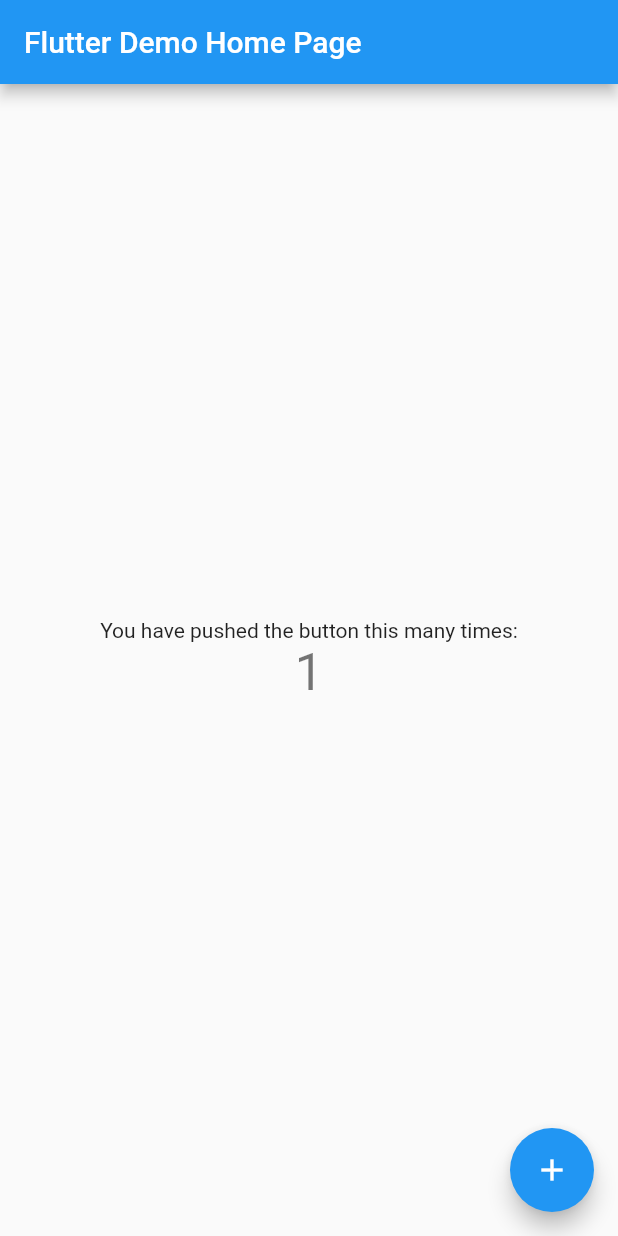
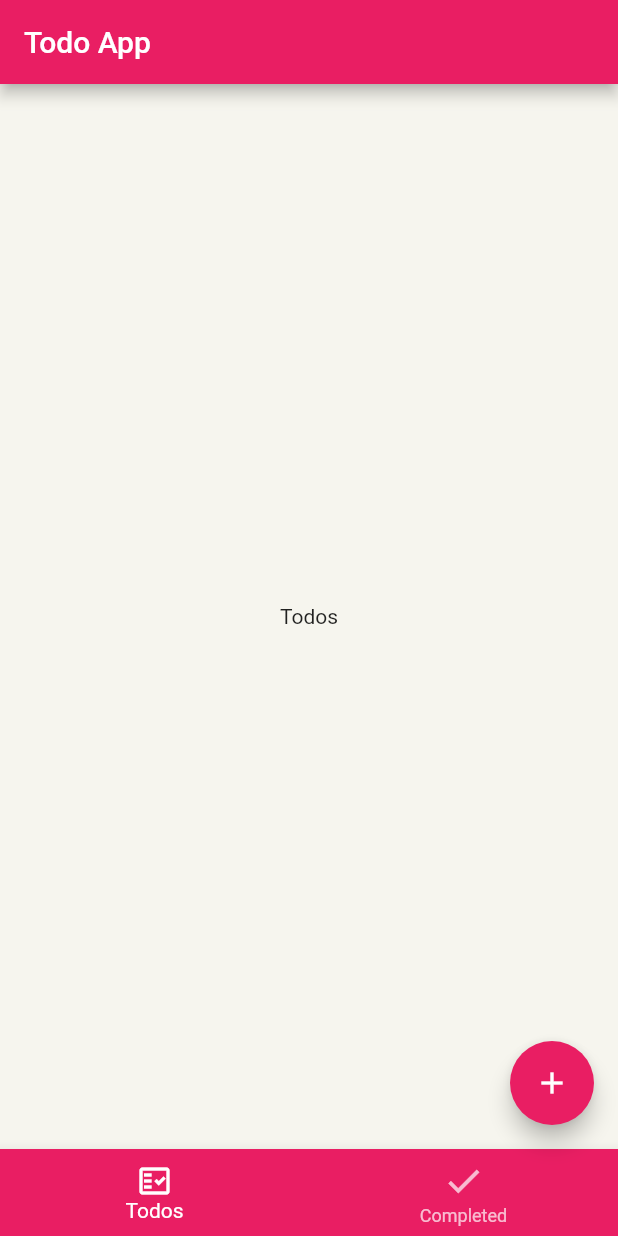
Before and after one commit to manishankarvakta/flutter_crud, a Flutter app: the screen it shows after launch, after a tap on the "add" icon, on a phone screen of 412 x 824 dp. Run offline on Flutter 3.47's test engine with Material 2 defaults, Android fonts, the phone set to English and light mode, and no system bars.

Commit message:
home page ui

```diff
--- a/lib/main.dart
+++ b/lib/main.dart
@@ -1,115 +1,24 @@
 import 'package:flutter/material.dart';
+import 'package:flutter_crud/page/home_page.dart';
 
 void main() {
-  runApp(const MyApp());
+  runApp(MyApp());
 }
 
 class MyApp extends StatelessWidget {
-  const MyApp({Key? key}) : super(key: key);
+  static final String title = 'Todo App';
 
   // This widget is the root of your application.
   @override
   Widget build(BuildContext context) {
     return MaterialApp(
+      debugShowCheckedModeBanner: false,
       title: 'Flutter Demo',
       theme: ThemeData(
-        // This is the theme of your application.
-        //
-        // Try running your application with "flutter run". You'll see the
-        // application has a blue toolbar. Then, without quitting the app, try
-        // changing the primarySwatch below to Colors.green and then invoke
-        // "hot reload" (press "r" in the console where you ran "flutter run",
-        // or simply save your changes to "hot reload" in a Flutter IDE).
-        // Notice that the counter didn't reset back to zero; the application
-        // is not restarted.
-        primarySwatch: Colors.blue,
+        primarySwatch: Colors.pink,
+        scaffoldBackgroundColor: Color(0xFFf6f5ee),
       ),
-      home: const MyHomePage(title: 'Flutter Demo Home Page'),
+      home: HomePage(),
     );
   }
 }
-
-class MyHomePage extends StatefulWidget {
-  const MyHomePage({Key? key, required this.title}) : super(key: key);
-
-  // This widget is the home page of your application. It is stateful, meaning
-  // that it has a State object (defined below) that contains fields that affect
-  // how it looks.
-
-  // This class is the configuration for the state. It holds the values (in this
-  // case the title) provided by the parent (in this case the App widget) and
-  // used by the build method of the State. Fields in a Widget subclass are
-  // always marked "final".
-
-  final String title;
-
-  @override
-  State<MyHomePage> createState() => _MyHomePageState();
-}
-
-class _MyHomePageState extends State<MyHomePage> {
-  int _counter = 0;
-
-  void _incrementCounter() {
-    setState(() {
-      // This call to setState tells the Flutter framework that something has
-      // changed in this State, which causes it to rerun the build method below
-      // so that the display can reflect the updated values. If we changed
-      // _counter without calling setState(), then the build method would not be
-      // called again, and so nothing would appear to happen.
-      _counter++;
-    });
-  }
-
-  @override
-  Widget build(BuildContext context) {
-    // This method is rerun every time setState is called, for instance as done
-    // by the _incrementCounter method above.
-    //
-    // The Flutter framework has been optimized to make rerunning build methods
-    // fast, so that you can just rebuild anything that needs updating rather
-    // than having to individually change instances of widgets.
-    return Scaffold(
-      appBar: AppBar(
-        // Here we take the value from the MyHomePage object that was created by
-        // the App.build method, and use it to set our appbar title.
-        title: Text(widget.title),
-      ),
-      body: Center(
-        // Center is a layout widget. It takes a single child and positions it
-        // in the middle of the parent.
-        child: Column(
-          // Column is also a layout widget. It takes a list of children and
-          // arranges them vertically. By default, it sizes itself to fit its
-          // children horizontally, and tries to be as tall as its parent.
-          //
-          // Invoke "debug painting" (press "p" in the console, choose the
-          // "Toggle Debug Paint" action from the Flutter Inspector in Android
-          // Studio, or the "Toggle Debug Paint" command in Visual Studio Code)
-          // to see the wireframe for each widget.
-          //
-          // Column has various properties to control how it sizes itself and
-          // how it positions its children. Here we use mainAxisAlignment to
-          // center the children vertically; the main axis here is the vertical
-          // axis because Columns are vertical (the cross axis would be
-          // horizontal).
-          mainAxisAlignment: MainAxisAlignment.center,
-          children: <Widget>[
-            const Text(
-              'You have pushed the button this many times:',
-            ),
-            Text(
-              '$_counter',
-              style: Theme.of(context).textTheme.headline4,
-            ),
-          ],
-        ),
-      ),
-      floatingActionButton: FloatingActionButton(
-        onPressed: _incrementCounter,
-        tooltip: 'Increment',
-        child: const Icon(Icons.add),
-      ), // This trailing comma makes auto-formatting nicer for build methods.
-    );
-  }
-}
--- /dev/null
+++ b/lib/page/home_page.dart
@@ -0,0 +1,58 @@
+import 'package:flutter/material.dart';
+
+import '../main.dart';
+
+class HomePage extends StatefulWidget {
+  HomePage({Key? key}) : super(key: key);
+
+  @override
+  _HomePageState createState() => _HomePageState();
+}
+
+class _HomePageState extends State<HomePage> {
+  int selectedIndex = 0;
+
+  @override
+  Widget build(BuildContext context) {
+    final tabs = [
+      Container(
+        child: Center(child: Text("Todos")),
+      ),
+      Container(
+        child: Center(child: Text("Complete")),
+      ),
+    ];
+    return Scaffold(
+      appBar: AppBar(
+        title: Text(MyApp.title),
+      ),
+      bottomNavigationBar: BottomNavigationBar(
+        backgroundColor: Theme.of(context).primaryColor,
+        unselectedItemColor: Colors.white.withOpacity(0.7),
+        selectedItemColor: Colors.white,
+        currentIndex: selectedIndex,
+        onTap: (index) => setState(() {
+          selectedIndex = index;
+        }),
+        items: [
+          BottomNavigationBarItem(
+            icon: Icon(Icons.fact_check_outlined),
+            label: "Todos",
+          ),
+          BottomNavigationBarItem(
+            icon: Icon(Icons.done, size: 28),
+            label: "Completed",
+          ),
+        ],
+      ),
+      body: tabs[selectedIndex],
+      floatingActionButton: FloatingActionButton(
+        shape: RoundedRectangleBorder(
+          borderRadius: BorderRadius.circular(50),
+        ),
+        child: Icon(Icons.add),
+        onPressed: () => {},
+      ),
+    );
+  }
+}
```
